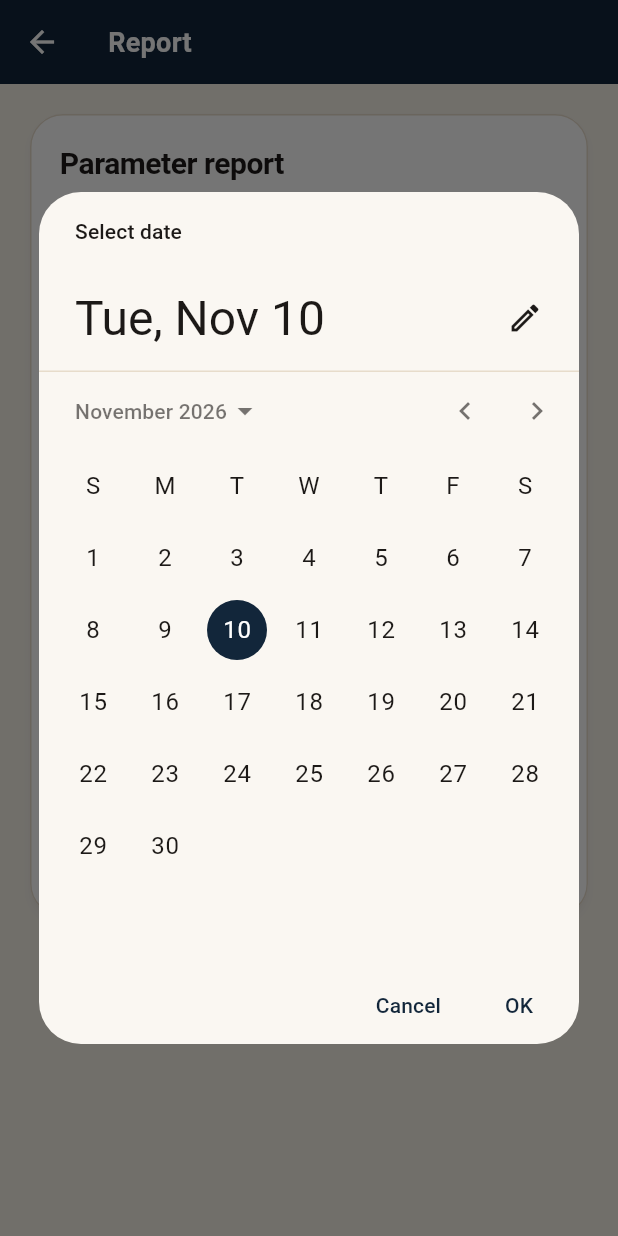
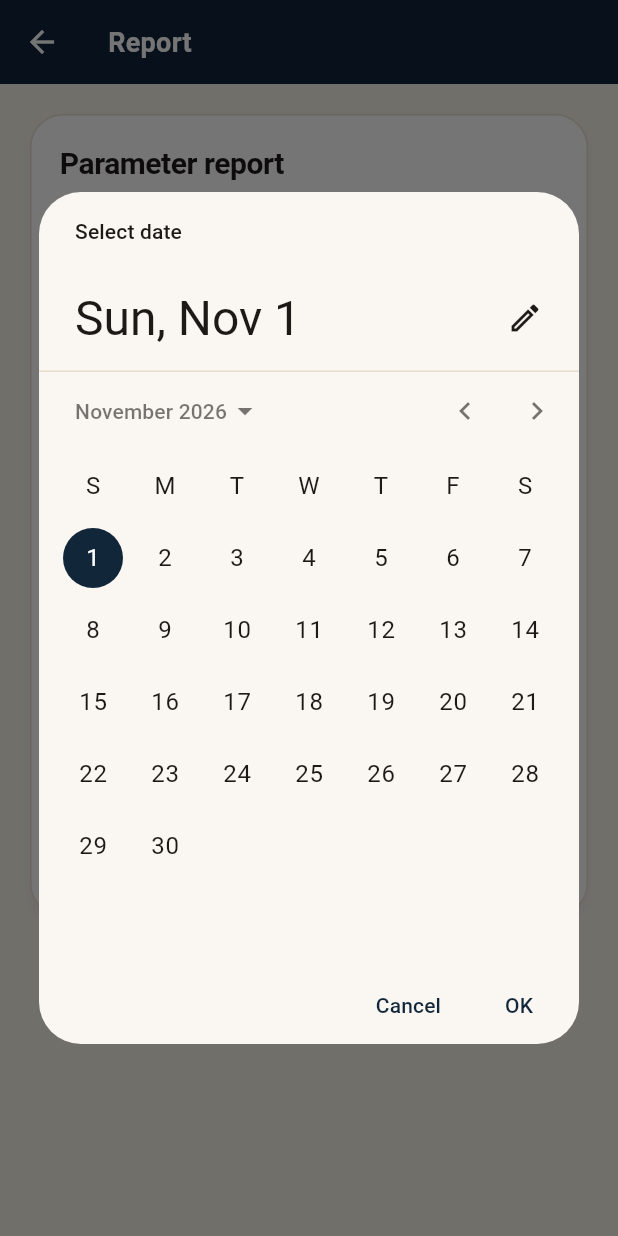
Before and after one commit to sinergiteknologi/MMSD, a Flutter app: the ReportFilterScreen screen opened directly, after a tap on an icon or button, on a phone screen of 412 x 824 dp. Run offline on Flutter 3.47's test engine with Material 3 defaults, Android fonts, the phone set to English and light mode, and no system bars; our stand-ins replace shared_preferences, sqflite, sqflite_common_ffi_web; missing offline and left inert: dart:js_interop; accounts and stored records are empty; network calls fail.

Commit message:
update date picker

```diff
--- a/lib/screens/hot_prospect_form_screen.dart
+++ b/lib/screens/hot_prospect_form_screen.dart
@@ -580,6 +580,8 @@ class _HotProspectFormScreenState extends State<HotProspectFormScreen> {
                 AppDateField(
                   label: 'Birth Date',
                   value: _birth,
+                  firstDate: DateTime(1920),
+                  lastDate: DateTime.now(),
                   onPicked: (date) =>
                       setState(() => _birth = AppDateFormat.mdy(date)),
                 ),
--- a/lib/utils/date_format.dart
+++ b/lib/utils/date_format.dart
@@ -1,7 +1,31 @@
 class AppDateFormat {
   static String mdy(DateTime date) => '${date.month}/${date.day}/${date.year}';
 
-  /// Tanggal hari ini tanpa jam (untuk TranDate dll).
+  static DateTime? tryParseMdy(String value) {
+    final parts = value.trim().split(RegExp(r'[\/\-]'));
+    if (parts.length < 3) return null;
+    final month = int.tryParse(parts[0]);
+    final day = int.tryParse(parts[1]);
+    var year = int.tryParse(parts[2]);
+    if (month == null || day == null || year == null) return null;
+    if (year < 100) year += 2000;
+    if (month < 1 || month > 12 || day < 1 || day > 31) return null;
+    try {
+      return DateTime(year, month, day);
+    } catch (_) {
+      return null;
+    }
+  }
+
+  static DateTime clampDate(DateTime date, DateTime first, DateTime last) {
+    final d = DateTime(date.year, date.month, date.day);
+    final f = DateTime(first.year, first.month, first.day);
+    final l = DateTime(last.year, last.month, last.day);
+    if (d.isBefore(f)) return f;
+    if (d.isAfter(l)) return l;
+    return d;
+  }
+
   static String todayMdy() {
     final now = DateTime.now();
     return mdy(DateTime(now.year, now.month, now.day));
--- a/lib/widgets/app_widgets.dart
+++ b/lib/widgets/app_widgets.dart
@@ -2,6 +2,7 @@ import 'package:flutter/material.dart';
 import 'package:flutter/services.dart';
 
 import '../theme/app_theme.dart';
+import '../utils/date_format.dart';
 
 class MeshBackground extends StatelessWidget {
   const MeshBackground({super.key, required this.child});
@@ -425,11 +426,15 @@ class AppDateField extends StatelessWidget {
     return InkWell(
       onTap: () async {
         final now = DateTime.now();
+        final first = firstDate ?? DateTime(1900);
+        final last = lastDate ?? DateTime(now.year + 50, 12, 31);
+        final parsed = AppDateFormat.tryParseMdy(value);
+        final initial = AppDateFormat.clampDate(parsed ?? now, first, last);
         final picked = await showDatePicker(
           context: context,
-          initialDate: now,
-          firstDate: firstDate ?? DateTime(now.year - 5),
-          lastDate: lastDate ?? DateTime(now.year + 5),
+          initialDate: initial,
+          firstDate: first,
+          lastDate: last,
         );
         if (picked != null) onPicked(picked);
       },
```
Also changed, not shown: lib/screens/login_screen.dart (+19 -7 lines).
